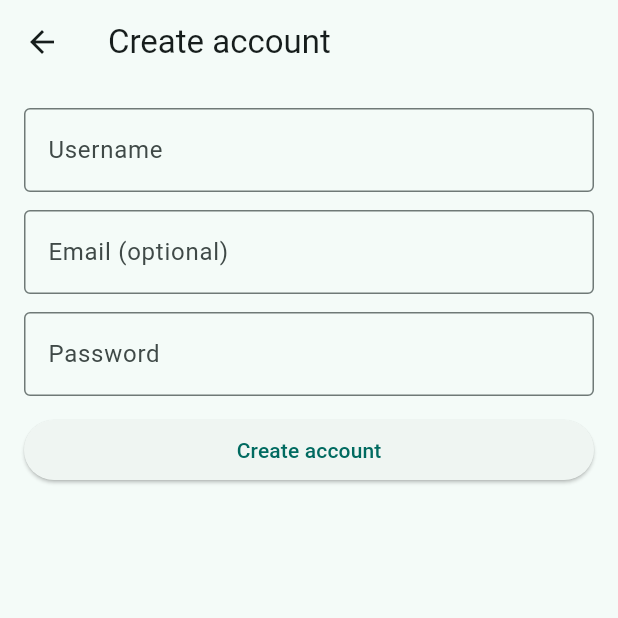
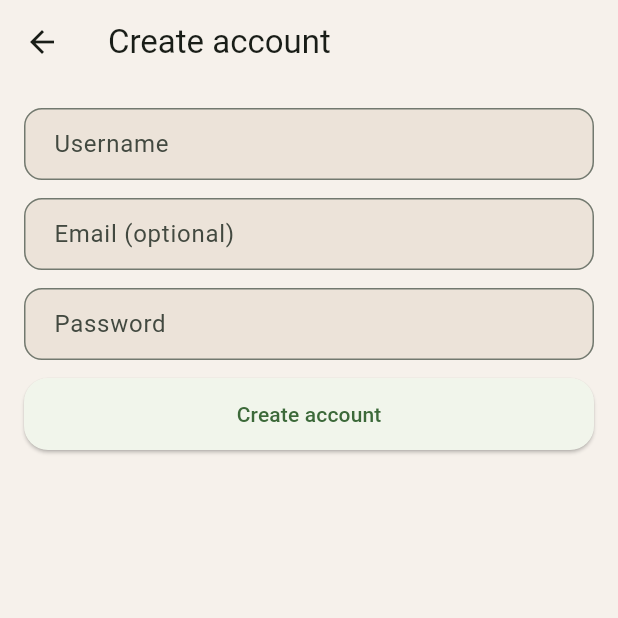
Before and after one commit to Drakon4ik-Coder/fitness-app, a Flutter app: the screen it shows after launch, after a tap on "Sign in", after a tap on "Create account", on a phone screen of 412 x 824 dp, the top half of it. Run offline on Flutter 3.47's test engine with Material 3 defaults, Android fonts, the phone set to English and light mode, and no system bars; our stand-ins replace dio, flutter_secure_storage.

Commit message:
mobile: refactored UI components and improve form handling in authentication and barcode lookup pages

```diff
--- a/apps/mobile/lib/features/login_page.dart
+++ b/apps/mobile/lib/features/login_page.dart
@@ -4,6 +4,8 @@ import '../core/auth_service.dart';
 import '../core/auth_storage.dart';
 import '../core/environment.dart';
 import 'register_page.dart';
+import '../ui_components/ui_components.dart';
+import '../ui_system/tokens.dart';
 
 class LoginPage extends StatefulWidget {
   const LoginPage({
@@ -80,13 +82,12 @@ class _LoginPageState extends State<LoginPage> {
   Widget build(BuildContext context) {
     final theme = Theme.of(context);
 
-    return Scaffold(
+    return AppScaffold(
       appBar: AppBar(
         title: const Text('Sign in'),
       ),
-      body: Padding(
-        padding: const EdgeInsets.all(16),
-        child: Form(
+      scrollable: true,
+      body: Form(
         key: _formKey,
         child: Column(
           crossAxisAlignment: CrossAxisAlignment.stretch,
@@ -95,14 +96,12 @@ class _LoginPageState extends State<LoginPage> {
               'API: ${EnvironmentConfig.apiBaseUrl}',
               style: theme.textTheme.bodySmall,
             ),
-              const SizedBox(height: 16),
-              TextFormField(
+            const SizedBox(height: AppSpacing.lg),
+            AppFormField(
               controller: _usernameController,
+              label: 'Username',
               textInputAction: TextInputAction.next,
-                decoration: const InputDecoration(
-                  labelText: 'Username',
-                  border: OutlineInputBorder(),
-                ),
+              autofillHints: const [AutofillHints.username],
               validator: (value) {
                 if (value == null || value.trim().isEmpty) {
                   return 'Enter your username.';
@@ -110,16 +109,14 @@ class _LoginPageState extends State<LoginPage> {
                 return null;
               },
             ),
-              const SizedBox(height: 12),
-              TextFormField(
+            const SizedBox(height: AppSpacing.md),
+            AppFormField(
               controller: _passwordController,
+              label: 'Password',
               obscureText: true,
               textInputAction: TextInputAction.done,
               onFieldSubmitted: (_) => _submit(),
-                decoration: const InputDecoration(
-                  labelText: 'Password',
-                  border: OutlineInputBorder(),
-                ),
+              autofillHints: const [AutofillHints.password],
               validator: (value) {
                 if (value == null || value.isEmpty) {
                   return 'Enter your password.';
@@ -127,18 +124,13 @@ class _LoginPageState extends State<LoginPage> {
                 return null;
               },
             ),
-              const SizedBox(height: 12),
-              ElevatedButton(
+            const SizedBox(height: AppSpacing.md),
+            AppPrimaryButton(
               onPressed: _isLoading ? null : _submit,
-                child: _isLoading
-                    ? const SizedBox(
-                        width: 18,
-                        height: 18,
-                        child: CircularProgressIndicator(strokeWidth: 2),
-                      )
-                    : const Text('Sign in'),
+              isLoading: _isLoading,
+              child: const Text('Sign in'),
             ),
-              const SizedBox(height: 8),
+            const SizedBox(height: AppSpacing.sm),
             TextButton(
               onPressed: _isLoading
                   ? null
@@ -154,18 +146,15 @@ class _LoginPageState extends State<LoginPage> {
               child: const Text('Create account'),
             ),
             if (_errorMessage != null) ...[
-                const SizedBox(height: 12),
-                Text(
-                  _errorMessage!,
-                  style: theme.textTheme.bodyMedium?.copyWith(
-                    color: theme.colorScheme.error,
-                  ),
+              const SizedBox(height: AppSpacing.md),
+              InlineBanner(
+                message: _errorMessage!,
+                tone: InlineBannerTone.error,
               ),
             ],
           ],
         ),
       ),
-      ),
     );
   }
 }
--- a/apps/mobile/lib/features/register_page.dart
+++ b/apps/mobile/lib/features/register_page.dart
@@ -1,6 +1,8 @@
 import 'package:flutter/material.dart';
 
 import '../core/auth_service.dart';
+import '../ui_components/ui_components.dart';
+import '../ui_system/tokens.dart';
 
 class RegisterPage extends StatefulWidget {
   const RegisterPage({
@@ -76,26 +78,21 @@ class _RegisterPageState extends State<RegisterPage> {
 
   @override
   Widget build(BuildContext context) {
-    final theme = Theme.of(context);
-
-    return Scaffold(
+    return AppScaffold(
       appBar: AppBar(
         title: const Text('Create account'),
       ),
-      body: Padding(
-        padding: const EdgeInsets.all(16),
-        child: Form(
+      scrollable: true,
+      body: Form(
         key: _formKey,
         child: Column(
           crossAxisAlignment: CrossAxisAlignment.stretch,
           children: [
-              TextFormField(
+            AppFormField(
               controller: _usernameController,
+              label: 'Username',
               textInputAction: TextInputAction.next,
-                decoration: const InputDecoration(
-                  labelText: 'Username',
-                  border: OutlineInputBorder(),
-                ),
+              autofillHints: const [AutofillHints.username],
               validator: (value) {
                 if (value == null || value.trim().isEmpty) {
                   return 'Enter a username.';
@@ -103,15 +100,13 @@ class _RegisterPageState extends State<RegisterPage> {
                 return null;
               },
             ),
-              const SizedBox(height: 12),
-              TextFormField(
+            const SizedBox(height: AppSpacing.md),
+            AppFormField(
               controller: _emailController,
+              label: 'Email (optional)',
+              keyboardType: TextInputType.emailAddress,
               textInputAction: TextInputAction.next,
-                keyboardType: TextInputType.emailAddress,
-                decoration: const InputDecoration(
-                  labelText: 'Email (optional)',
-                  border: OutlineInputBorder(),
-                ),
+              autofillHints: const [AutofillHints.email],
               validator: (value) {
                 if (value == null || value.isEmpty) {
                   return null;
@@ -122,16 +117,14 @@ class _RegisterPageState extends State<RegisterPage> {
                 return null;
               },
             ),
-              const SizedBox(height: 12),
-              TextFormField(
+            const SizedBox(height: AppSpacing.md),
+            AppFormField(
               controller: _passwordController,
+              label: 'Password',
               obscureText: true,
               textInputAction: TextInputAction.done,
               onFieldSubmitted: (_) => _submit(),
-                decoration: const InputDecoration(
-                  labelText: 'Password',
-                  border: OutlineInputBorder(),
-                ),
+              autofillHints: const [AutofillHints.newPassword],
               validator: (value) {
                 if (value == null || value.isEmpty) {
                   return 'Enter a password.';
@@ -142,30 +135,22 @@ class _RegisterPageState extends State<RegisterPage> {
                 return null;
               },
             ),
-              const SizedBox(height: 12),
-              ElevatedButton(
+            const SizedBox(height: AppSpacing.md),
+            AppPrimaryButton(
               onPressed: _isLoading ? null : _submit,
-                child: _isLoading
-                    ? const SizedBox(
-                        width: 18,
-                        height: 18,
-                        child: CircularProgressIndicator(strokeWidth: 2),
-                      )
-                    : const Text('Create account'),
+              isLoading: _isLoading,
+              child: const Text('Create account'),
             ),
             if (_errorMessage != null) ...[
-                const SizedBox(height: 12),
-                Text(
-                  _errorMessage!,
-                  style: theme.textTheme.bodyMedium?.copyWith(
-                    color: theme.colorScheme.error,
-                  ),
+              const SizedBox(height: AppSpacing.md),
+              InlineBanner(
+                message: _errorMessage!,
+                tone: InlineBannerTone.error,
               ),
             ],
           ],
         ),
       ),
-      ),
     );
   }
 }
--- a/apps/mobile/lib/main.dart
+++ b/apps/mobile/lib/main.dart
@@ -4,6 +4,7 @@ import 'core/auth_service.dart';
 import 'core/auth_storage.dart';
 import 'features/barcode_lookup_page.dart';
 import 'features/login_page.dart';
+import 'ui_system/app_theme.dart';
 
 void main() {
   runApp(const FitnessApp());
@@ -16,10 +17,7 @@ class FitnessApp extends StatelessWidget {
   Widget build(BuildContext context) {
     return MaterialApp(
       title: 'Fitness App',
-      theme: ThemeData(
-        colorScheme: ColorScheme.fromSeed(seedColor: Colors.teal),
-        useMaterial3: true,
-      ),
+      theme: AppTheme.light(),
       home: const AuthGate(),
     );
   }
--- /dev/null
+++ b/apps/mobile/lib/ui_components/app_fields.dart
@@ -0,0 +1,107 @@
+import 'package:flutter/material.dart';
+
+class AppFormField extends StatelessWidget {
+  const AppFormField({
+    super.key,
+    required this.controller,
+    required this.label,
+    this.keyboardType,
+    this.textInputAction,
+    this.obscureText = false,
+    this.onFieldSubmitted,
+    this.validator,
+    this.autofillHints,
+    this.enabled,
+    this.suffixIcon,
+    this.bottomSpacing,
+  });
+
+  final TextEditingController controller;
+  final String label;
+  final TextInputType? keyboardType;
+  final TextInputAction? textInputAction;
+  final bool obscureText;
+  final ValueChanged<String>? onFieldSubmitted;
+  final FormFieldValidator<String>? validator;
+  final Iterable<String>? autofillHints;
+  final bool? enabled;
+  final Widget? suffixIcon;
+  final double? bottomSpacing;
+
+  @override
+  Widget build(BuildContext context) {
+    final field = TextFormField(
+      controller: controller,
+      keyboardType: keyboardType,
+      textInputAction: textInputAction,
+      obscureText: obscureText,
+      onFieldSubmitted: onFieldSubmitted,
+      validator: validator,
+      autofillHints: autofillHints,
+      enabled: enabled,
+      decoration: InputDecoration(
+        labelText: label,
+        suffixIcon: suffixIcon,
+      ),
+    );
+
+    if (bottomSpacing == null) {
+      return field;
+    }
+
+    return Padding(
+      padding: EdgeInsets.only(bottom: bottomSpacing!),
+      child: field,
+    );
+  }
+}
+
+class AppTextField extends StatelessWidget {
+  const AppTextField({
+    super.key,
+    required this.controller,
+    required this.label,
+    this.keyboardType,
+    this.textInputAction,
+    this.obscureText = false,
+    this.onSubmitted,
+    this.enabled,
+    this.suffixIcon,
+    this.bottomSpacing,
+  });
+
+  final TextEditingController controller;
+  final String label;
+  final TextInputType? keyboardType;
+  final TextInputAction? textInputAction;
+  final bool obscureText;
+  final ValueChanged<String>? onSubmitted;
+  final bool? enabled;
+  final Widget? suffixIcon;
+  final double? bottomSpacing;
+
+  @override
+  Widget build(BuildContext context) {
+    final field = TextField(
+      controller: controller,
+      keyboardType: keyboardType,
+      textInputAction: textInputAction,
+      obscureText: obscureText,
+      onSubmitted: onSubmitted,
+      enabled: enabled,
+      decoration: InputDecoration(
+        labelText: label,
+        suffixIcon: suffixIcon,
+      ),
+    );
+
+    if (bottomSpacing == null) {
+      return field;
+    }
+
+    return Padding(
+      padding: EdgeInsets.only(bottom: bottomSpacing!),
+      child: field,
+    );
+  }
+}
--- /dev/null
+++ b/apps/mobile/lib/ui_components/app_primary_button.dart
@@ -0,0 +1,31 @@
+import 'package:flutter/material.dart';
+
+class AppPrimaryButton extends StatelessWidget {
+  const AppPrimaryButton({
+    super.key,
+    required this.child,
+    this.onPressed,
+    this.isLoading = false,
+    this.loadingIndicator,
+  });
+
+  final Widget child;
+  final VoidCallback? onPressed;
+  final bool isLoading;
+  final Widget? loadingIndicator;
+
+  @override
+  Widget build(BuildContext context) {
+    final Widget spinner = loadingIndicator ??
+        const SizedBox(
+          width: 18,
+          height: 18,
+          child: CircularProgressIndicator(strokeWidth: 2),
+        );
+
+    return ElevatedButton(
+      onPressed: isLoading ? null : onPressed,
+      child: isLoading ? spinner : child,
+    );
+  }
+}
--- /dev/null
+++ b/apps/mobile/lib/ui_components/app_scaffold.dart
@@ -0,0 +1,53 @@
+import 'package:flutter/material.dart';
+
+import '../ui_system/tokens.dart';
+
+class AppScaffold extends StatelessWidget {
+  const AppScaffold({
+    super.key,
+    this.appBar,
+    required this.body,
+    this.padding,
+    this.scrollable = false,
+    this.scrollPhysics,
+    this.safeArea = true,
+    this.floatingActionButton,
+    this.bottomNavigationBar,
+    this.resizeToAvoidBottomInset,
+  });
+
+  final PreferredSizeWidget? appBar;
+  final Widget body;
+  final EdgeInsetsGeometry? padding;
+  final bool scrollable;
+  final ScrollPhysics? scrollPhysics;
+  final bool safeArea;
+  final Widget? floatingActionButton;
+  final Widget? bottomNavigationBar;
+  final bool? resizeToAvoidBottomInset;
+
+  @override
+  Widget build(BuildContext context) {
+    final effectivePadding =
+        padding ?? const EdgeInsets.all(AppSpacing.lg);
+    final Widget content = scrollable
+        ? SingleChildScrollView(
+            padding: effectivePadding,
+            physics: scrollPhysics,
+            child: body,
+          )
+        : Padding(
+            padding: effectivePadding,
+            child: body,
+          );
+    final Widget wrapped = safeArea ? SafeArea(child: content) : content;
+
+    return Scaffold(
+      appBar: appBar,
+      body: wrapped,
+      floatingActionButton: floatingActionButton,
+      bottomNavigationBar: bottomNavigationBar,
+      resizeToAvoidBottomInset: resizeToAvoidBottomInset,
+    );
+  }
+}
--- /dev/null
+++ b/apps/mobile/lib/ui_components/ui_components.dart
@@ -0,0 +1,5 @@
+export 'app_fields.dart';
+export 'app_primary_button.dart';
+export 'app_scaffold.dart';
+export 'app_section.dart';
+export 'inline_banner.dart';
--- /dev/null
+++ b/apps/mobile/lib/ui_system/app_theme.dart
@@ -0,0 +1,80 @@
+import 'package:flutter/material.dart';
+
+import 'tokens.dart';
+
+class AppTheme {
+  static ThemeData light() => _buildTheme(Brightness.light);
+
+  static ThemeData dark() => _buildTheme(Brightness.dark);
+
+  static ThemeData _buildTheme(Brightness brightness) {
+    const seedColor = Color(0xFF2E7D32);
+    const warmSurface = Color(0xFFF6F1EB);
+    const warmSurfaceVariant = Color(0xFFECE3D9);
+    const darkSurface = Color(0xFF1D1B18);
+    const darkSurfaceVariant = Color(0xFF2B2722);
+
+    final base = ColorScheme.fromSeed(
+      seedColor: seedColor,
+      brightness: brightness,
+    );
+    final surface = brightness == Brightness.light ? warmSurface : darkSurface;
+    final surfaceContainerHighest =
+        brightness == Brightness.light ? warmSurfaceVariant : darkSurfaceVariant;
+    final colorScheme = base.copyWith(
+      surface: surface,
+      surfaceContainerHighest: surfaceContainerHighest,
+    );
+    final inputBorder = OutlineInputBorder(
+      borderRadius: BorderRadius.circular(AppRadius.md),
+      borderSide: BorderSide(color: colorScheme.outline),
+    );
+
+    return ThemeData(
+      useMaterial3: true,
+      colorScheme: colorScheme,
+      scaffoldBackgroundColor: colorScheme.surface,
+      inputDecorationTheme: InputDecorationTheme(
+        filled: true,
+        fillColor: colorScheme.surfaceContainerHighest,
+        contentPadding: const EdgeInsets.symmetric(
+          horizontal: AppSpacing.lg,
+          vertical: AppSpacing.md,
+        ),
+        border: inputBorder,
+        enabledBorder: inputBorder,
+        focusedBorder: inputBorder.copyWith(
+          borderSide: BorderSide(color: colorScheme.primary, width: 1.5),
+        ),
+        errorBorder: inputBorder.copyWith(
+          borderSide: BorderSide(color: colorScheme.error),
+        ),
+        focusedErrorBorder: inputBorder.copyWith(
+          borderSide: BorderSide(color: colorScheme.error, width: 1.5),
+        ),
+      ),
+      elevatedButtonTheme: ElevatedButtonThemeData(
+        style: ElevatedButton.styleFrom(
+          minimumSize: const Size.fromHeight(48),
+          shape: RoundedRectangleBorder(
+            borderRadius: BorderRadius.circular(AppRadius.lg),
+          ),
+          padding: const EdgeInsets.symmetric(horizontal: AppSpacing.xl),
+        ),
+      ),
+      textButtonTheme: TextButtonThemeData(
+        style: TextButton.styleFrom(
+          minimumSize: const Size.fromHeight(44),
+          shape: RoundedRectangleBorder(
+            borderRadius: BorderRadius.circular(AppRadius.lg),
+          ),
+        ),
+      ),
+      cardTheme: CardThemeData(
+        elevation: 0,
+        margin: EdgeInsets.zero,
+        shape: RoundedRectangleBorder(borderRadius: AppRadius.card),
+      ),
+    );
+  }
+}
--- /dev/null
+++ b/apps/mobile/lib/ui_system/tokens.dart
@@ -0,0 +1,18 @@
+import 'package:flutter/material.dart';
+
+class AppSpacing {
+  static const double xs = 4;
+  static const double sm = 8;
+  static const double md = 12;
+  static const double lg = 16;
+  static const double xl = 24;
+  static const double xxl = 32;
+}
+
+class AppRadius {
+  static const double sm = 8;
+  static const double md = 12;
+  static const double lg = 16;
+
+  static BorderRadius get card => BorderRadius.circular(lg);
+}
```
Also changed, not shown: apps/mobile/lib/features/barcode_lookup_page.dart (+33 -29 lines), apps/mobile/lib/ui_components/app_section.dart (added, +49 -0 lines), apps/mobile/lib/ui_components/inline_banner.dart (added, +62 -0 lines). Lines whose indentation alone changed are shown as unchanged.
